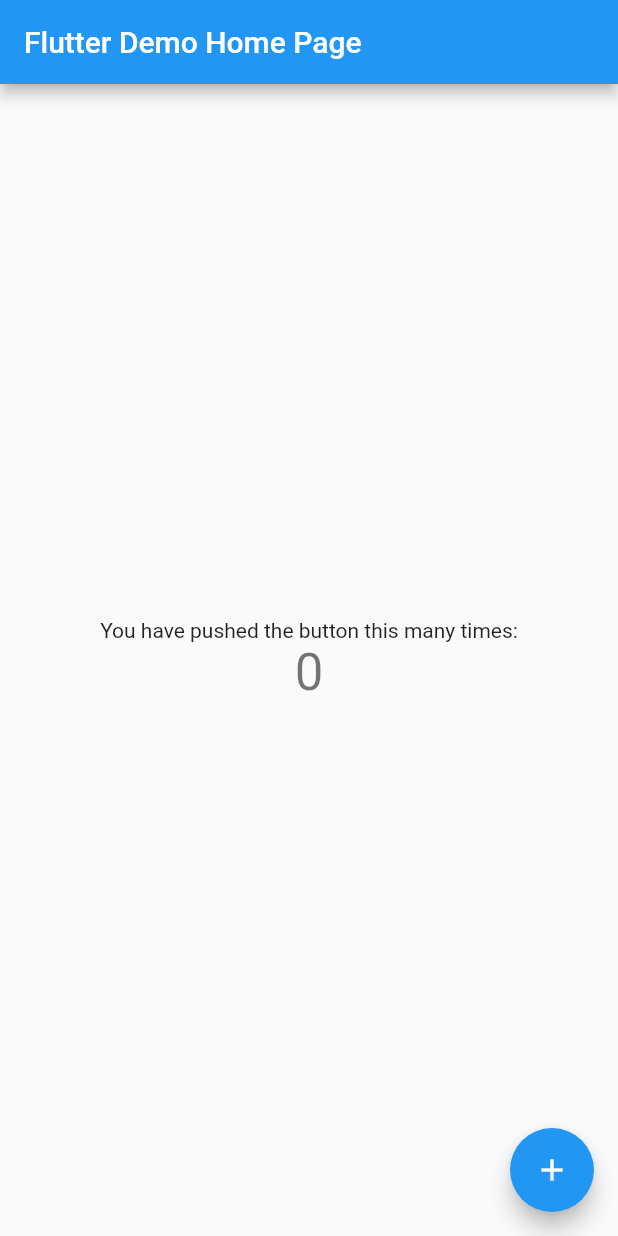
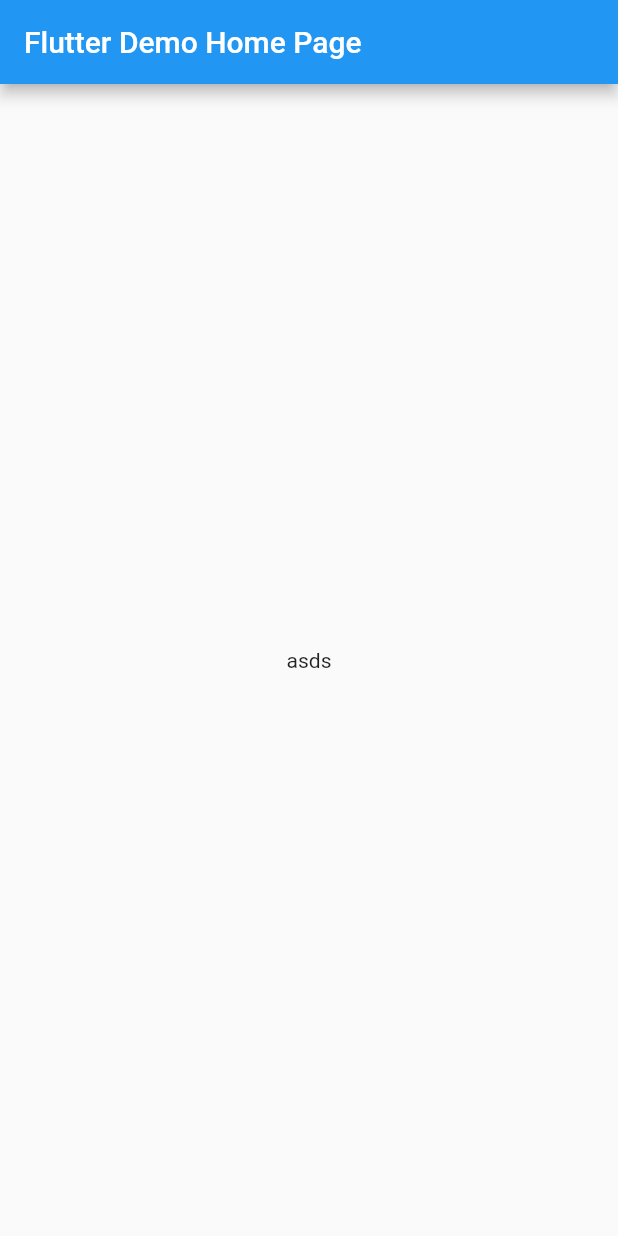
Before and after one commit to Sal7one/tts-with-stt-flutter, a Flutter app: the screen it shows after launch, on a phone screen of 412 x 824 dp. Run offline on Flutter 3.47's test engine with Material 2 defaults, Android fonts, the phone set to English and light mode, and no system bars.

Commit message:
permissions done

```diff
--- a/lib/main.dart
+++ b/lib/main.dart
@@ -13,15 +13,6 @@ class MyApp extends StatelessWidget {
     return MaterialApp(
       title: 'Flutter Demo',
       theme: ThemeData(
-        // This is the theme of your application.
-        //
-        // Try running your application with "flutter run". You'll see the
-        // application has a blue toolbar. Then, without quitting the app, try
-        // changing the primarySwatch below to Colors.green and then invoke
-        // "hot reload" (press "r" in the console where you ran "flutter run",
-        // or simply save your changes to "hot reload" in a Flutter IDE).
-        // Notice that the counter didn't reset back to zero; the application
-        // is not restarted.
         primarySwatch: Colors.blue,
       ),
       home: const MyHomePage(title: 'Flutter Demo Home Page'),
@@ -32,15 +23,6 @@ class MyApp extends StatelessWidget {
 class MyHomePage extends StatefulWidget {
   const MyHomePage({super.key, required this.title});
 
-  // This widget is the home page of your application. It is stateful, meaning
-  // that it has a State object (defined below) that contains fields that affect
-  // how it looks.
-
-  // This class is the configuration for the state. It holds the values (in this
-  // case the title) provided by the parent (in this case the App widget) and
-  // used by the build method of the State. Fields in a Widget subclass are
-  // always marked "final".
-
   final String title;
 
   @override
@@ -48,68 +30,45 @@ class MyHomePage extends StatefulWidget {
 }
 
 class _MyHomePageState extends State<MyHomePage> {
-  int _counter = 0;
-
-  void _incrementCounter() {
-    setState(() {
-      // This call to setState tells the Flutter framework that something has
-      // changed in this State, which causes it to rerun the build method below
-      // so that the display can reflect the updated values. If we changed
-      // _counter without calling setState(), then the build method would not be
-      // called again, and so nothing would appear to happen.
-      _counter++;
-    });
-  }
-
   @override
   Widget build(BuildContext context) {
-    // This method is rerun every time setState is called, for instance as done
-    // by the _incrementCounter method above.
-    //
-    // The Flutter framework has been optimized to make rerunning build methods
-    // fast, so that you can just rebuild anything that needs updating rather
-    // than having to individually change instances of widgets.
+    var height = MediaQuery.of(context).size.height;
+    var width = MediaQuery.of(context).size.width;
+
     return Scaffold(
       appBar: AppBar(
-        // Here we take the value from the MyHomePage object that was created by
-        // the App.build method, and use it to set our appbar title.
         title: Text(widget.title),
       ),
-      body: Center(
-        // Center is a layout widget. It takes a single child and positions it
-        // in the middle of the parent.
-        child: Column(
-          // Column is also a layout widget. It takes a list of children and
-          // arranges them vertically. By default, it sizes itself to fit its
-          // children horizontally, and tries to be as tall as its parent.
-          //
-          // Invoke "debug painting" (press "p" in the console, choose the
-          // "Toggle Debug Paint" action from the Flutter Inspector in Android
-          // Studio, or the "Toggle Debug Paint" command in Visual Studio Code)
-          // to see the wireframe for each widget.
-          //
-          // Column has various properties to control how it sizes itself and
-          // how it positions its children. Here we use mainAxisAlignment to
-          // center the children vertically; the main axis here is the vertical
-          // axis because Columns are vertical (the cross axis would be
-          // horizontal).
-          mainAxisAlignment: MainAxisAlignment.center,
-          children: <Widget>[
-            const Text(
-              'You have pushed the button this many times:',
+      body: Stack(
+        children: [
+          Positioned.fill(
+            child: Column(
+            mainAxisAlignment: MainAxisAlignment.center,
+            crossAxisAlignment: CrossAxisAlignment.center,
+            children: const [
+              Text("asds"),
+            ],
+          )),
+          GestureDetector(
+            onTap: () {
+              // contuinue
+            },
+            child: SizedBox(
+              width: width,
+              height: height,
             ),
-            Text(
-              '$_counter',
-              style: Theme.of(context).textTheme.headline4,
+          ),
+          GestureDetector(
+            onTap: () {
+              // Go back
+            },
+            child: SizedBox(
+              width: width / 2,
+              height: height,
             ),
-          ],
-        ),
+          )
+        ],
       ),
-      floatingActionButton: FloatingActionButton(
-        onPressed: _incrementCounter,
-        tooltip: 'Increment',
-        child: const Icon(Icons.add),
-      ), // This trailing comma makes auto-formatting nicer for build methods.
     );
   }
 }
--- a/pubspec.yaml
+++ b/pubspec.yaml
@@ -13,6 +13,8 @@ dependencies:
     sdk: flutter
 
   cupertino_icons: ^1.0.2
+  speech_to_text: ^6.1.1
+  audioplayers: ^0.20.1
 
 dev_dependencies:
   flutter_test:
@@ -20,7 +22,6 @@ dev_dependencies:
 
 
   flutter_lints: ^2.0.0
-  audioplayers: ^0.20.1
 
 flutter:
 
```
Also changed, not shown: lib/login.dart (added, +19 -0 lines), pubspec.lock, 4 other files.
